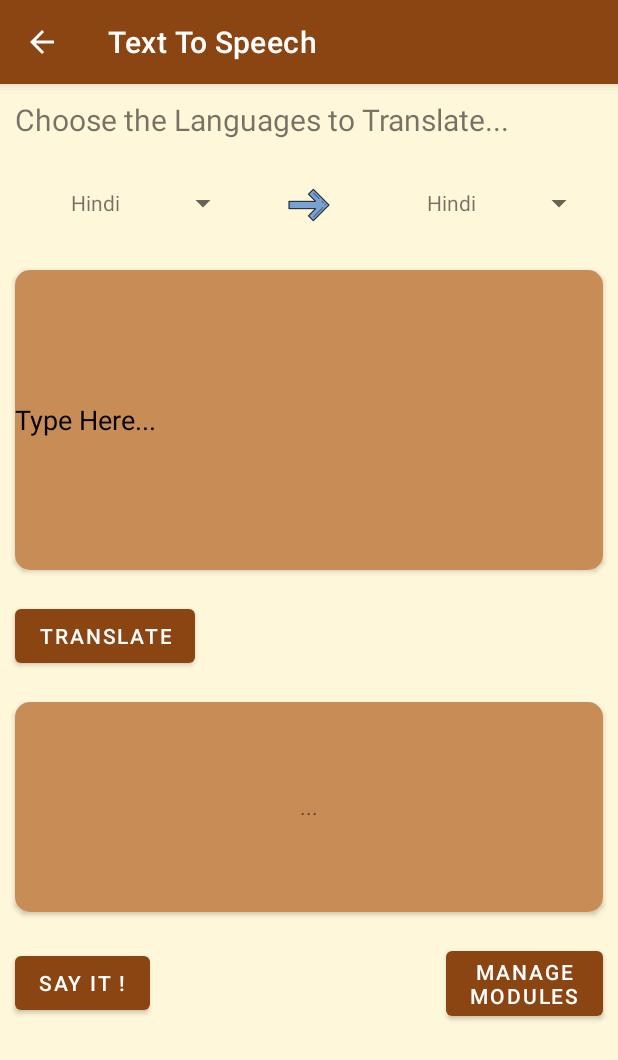
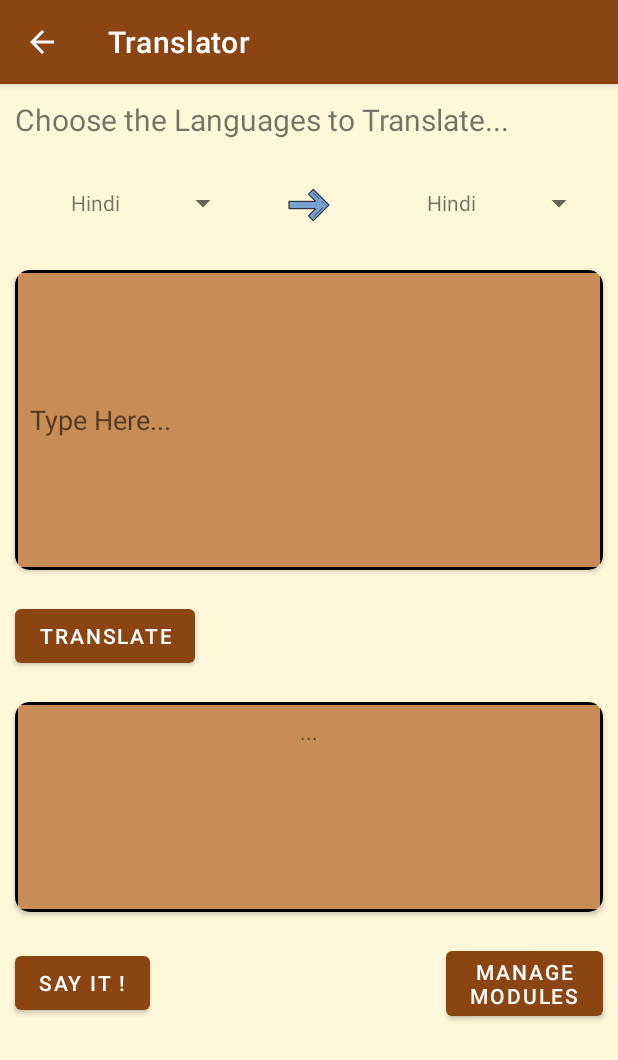
Before and after one commit to rajkamal2819/LanguagePad-Application, an Android app: the TranslatorAndVoiceGenerator screen opened directly, with no data from a screen before it, on a phone screen of 412 x 824 dp. Shown: the top 1060 px of the screen. Run offline under Robolectric (Android 15) with nearby library versions, the phone set to English and light mode, and no system bars; libraries missing offline, so code that uses them is left out: com.google.mlkit.common, com.google.mlkit.nl; 1 statement that could not run was skipped.

Commit message:
commit: Added some visual changes and added a splash screen Activity

```diff
--- a/app/src/main/java/com/example/miwokapp/Languages.java
+++ b/app/src/main/java/com/example/miwokapp/Languages.java
@@ -25,7 +25,7 @@ public class Languages extends AppCompatActivity {
         hindi.setOnClickListener(new View.OnClickListener() {
             @Override
             public void onClick(View v) {
-              Intent i = new Intent(Languages.this,HindiMainActiviy.class);
+              Intent i = new Intent(Languages.this, HindiMainActivity.class);
               startActivity(i);
             }
         });
@@ -57,7 +57,7 @@ public class Languages extends AppCompatActivity {
         hindi.setOnClickListener(new View.OnClickListener() {
             @Override
             public void onClick(View v) {
-              Intent i = new Intent(Languages.this,HindiMainActiviy.class);
+              Intent i = new Intent(Languages.this, HindiMainActivity.class);
               startActivity(i);
             }
         });
@@ -73,7 +73,7 @@ public class Languages extends AppCompatActivity {
         tts.setOnClickListener(new View.OnClickListener() {
             @Override
             public void onClick(View v) {
-              Intent i = new Intent(Languages.this, TextToVoiceGenerator.class);
+              Intent i = new Intent(Languages.this, TranslatorAndVoiceGenerator.class);
               startActivity(i);
             }
         });
--- a/app/src/main/java/com/example/miwokapp/TextToVoiceGenerator.java
+++ b/app/src/main/java/com/example/miwokapp/TranslatorAndVoiceGenerator.java
@@ -6,9 +6,7 @@ import androidx.appcompat.app.AppCompatActivity;
 import android.content.Intent;
 import android.os.Bundle;
 import android.speech.tts.TextToSpeech;
-import android.util.Log;
 import android.view.View;
-import android.widget.Adapter;
 import android.widget.AdapterView;
 import android.widget.ArrayAdapter;
 import android.widget.Button;
@@ -20,17 +18,14 @@ import android.widget.Toast;
 import com.google.android.gms.tasks.OnFailureListener;
 import com.google.android.gms.tasks.OnSuccessListener;
 import com.google.mlkit.common.model.DownloadConditions;
-import com.google.mlkit.common.model.RemoteModelManager;
-import com.google.mlkit.nl.translate.NaturalLanguageTranslateRegistrar;
 import com.google.mlkit.nl.translate.TranslateLanguage;
-import com.google.mlkit.nl.translate.TranslateRemoteModel;
 import com.google.mlkit.nl.translate.Translation;
 import com.google.mlkit.nl.translate.Translator;
 import com.google.mlkit.nl.translate.TranslatorOptions;
 
 import java.util.Locale;
 
-public class TextToVoiceGenerator extends AppCompatActivity {
+public class TranslatorAndVoiceGenerator extends AppCompatActivity {
 
     private EditText typeHereTxt;
     private TextToSpeech tts;
@@ -98,11 +93,11 @@ public class TextToVoiceGenerator extends AppCompatActivity {
             public void onClick(View v) {
                 translateTxtView.setText("");
                 if (typeHereTxt.getText().toString().isEmpty()) {
-                    Toast.makeText(TextToVoiceGenerator.this, "Please enter the text", Toast.LENGTH_SHORT).show();
+                    Toast.makeText(TranslatorAndVoiceGenerator.this, "Please enter the text", Toast.LENGTH_SHORT).show();
                 } else if (fromLanguageCode == "") {
-                    Toast.makeText(TextToVoiceGenerator.this, "Please select source Language", Toast.LENGTH_SHORT).show();
+                    Toast.makeText(TranslatorAndVoiceGenerator.this, "Please select source Language", Toast.LENGTH_SHORT).show();
                 } else if (toLanguageCode == ""){
-                    Toast.makeText(TextToVoiceGenerator.this, "Please select desired Language To Translate", Toast.LENGTH_SHORT).show();
+                    Toast.makeText(TranslatorAndVoiceGenerator.this, "Please select desired Language To Translate", Toast.LENGTH_SHORT).show();
                 } else {
                     getTranslatedText(fromLanguageCode, toLanguageCode, typeHereTxt.getText().toString());
                 }
@@ -146,7 +141,7 @@ public class TextToVoiceGenerator extends AppCompatActivity {
         moduleManage.setOnClickListener(new View.OnClickListener() {
             @Override
             public void onClick(View v) {
-                Intent i = new Intent(TextToVoiceGenerator.this,ManageTranslationModules.class);
+                Intent i = new Intent(TranslatorAndVoiceGenerator.this,ManageTranslationModules.class);
                 startActivity(i);
             }
         });
@@ -157,7 +152,7 @@ public class TextToVoiceGenerator extends AppCompatActivity {
 
     protected void getTranslatedText(String fromLanguageCode, String toLanguageCode, String text) {
 
-        translateTxtView.setText("Please Wait...");
+        translateTxtView.setText("Please Wait...\nDownloading Module");
         TranslatorOptions options = new TranslatorOptions.Builder().setSourceLanguage(fromLanguageCode)
                 .setTargetLanguage(toLanguageCode).build();
          translator = Translation.getClient(options);
@@ -176,14 +171,14 @@ public class TextToVoiceGenerator extends AppCompatActivity {
                 }).addOnFailureListener(new OnFailureListener() {
                     @Override
                     public void onFailure(@NonNull Exception e) {
-                        Toast.makeText(TextToVoiceGenerator.this, "Failed to Translate: " + e.getMessage(), Toast.LENGTH_SHORT).show();
+                        Toast.makeText(TranslatorAndVoiceGenerator.this, "Failed to Translate: " + e.getMessage(), Toast.LENGTH_SHORT).show();
                     }
                 });
             }
         }).addOnFailureListener(new OnFailureListener() {
             @Override
             public void onFailure(@NonNull Exception e) {
-                Toast.makeText(TextToVoiceGenerator.this, "Failed to Translate\nmay be Internet Issues: " + e.getMessage(), Toast.LENGTH_SHORT).show();
+                Toast.makeText(TranslatorAndVoiceGenerator.this, "Failed to Translate\nmay be Internet Issues: " + e.getMessage(), Toast.LENGTH_SHORT).show();
             }
         });
 
--- a/app/src/main/res/drawable/edit_text_corners.xml
+++ b/app/src/main/res/drawable/edit_text_corners.xml
@@ -1,11 +1,13 @@
 <?xml version="1.0" encoding="utf-8"?>
 <selector xmlns:android="http://schemas.android.com/apk/res/android">
-
-    <shape xmlns:android="http://schemas.android.com/apk/res/android" android:shape="rectangle" >
-        <solid android:color="#C88C56" />
-        <stroke android:width="1dip"
-            android:color="#f1efec"/>
-        <corners android:radius="20dip"/>
-    </shape>
-
+    <item>
+        <layer-list>
+            <item>
+                <shape>
+                    <solid android:color="#C88C56"/>
+                    <stroke android:width="2dp" android:color="@android:color/black" />
+                </shape>
+            </item>
+        </layer-list>
+    </item>
 </selector>
--- a/app/src/main/res/layout/activity_german_main.xml
+++ b/app/src/main/res/layout/activity_german_main.xml
@@ -5,7 +5,7 @@
     android:layout_width="match_parent"
     android:layout_height="match_parent"
     android:background="@color/tan_background"
-    tools:context=".HindiMainActiviy">
+    tools:context=".HindiMainActivity">
 
     <TextView
         android:id="@+id/lets_learn_txt"
--- a/app/src/main/res/layout/activity_hindi_main.xml
+++ b/app/src/main/res/layout/activity_hindi_main.xml
@@ -5,7 +5,7 @@
     android:layout_width="match_parent"
     android:layout_height="match_parent"
     android:background="@color/tan_background"
-    tools:context=".HindiMainActiviy">
+    tools:context=".HindiMainActivity">
 
     <TextView
         android:id="@+id/lets_learn_txt"
--- a/app/src/main/res/layout/activity_russian_main.xml
+++ b/app/src/main/res/layout/activity_russian_main.xml
@@ -5,7 +5,7 @@
     android:layout_width="match_parent"
     android:layout_height="match_parent"
     android:background="@color/tan_background"
-    tools:context=".HindiMainActiviy">
+    tools:context=".HindiMainActivity">
 
     <TextView
         android:id="@+id/lets_learn_txt"
--- a/app/src/main/res/layout/activity_spanish_main.xml
+++ b/app/src/main/res/layout/activity_spanish_main.xml
@@ -5,7 +5,7 @@
     android:layout_width="match_parent"
     android:layout_height="match_parent"
     android:background="@color/tan_background"
-    tools:context=".HindiMainActiviy">
+    tools:context=".HindiMainActivity">
 
     <TextView
         android:id="@+id/lets_learn_txt"
--- a/app/src/main/res/layout/activity_text_to_voice_generator.xml
+++ b/app/src/main/res/layout/activity_text_to_voice_generator.xml
@@ -5,7 +5,7 @@
     android:layout_width="match_parent"
     android:layout_height="match_parent"
     android:orientation="vertical"
-    tools:context=".TextToVoiceGenerator"
+    tools:context=".TranslatorAndVoiceGenerator"
     android:background="@color/tan_background">
 
     <TextView
@@ -51,16 +51,15 @@
          android:layout_width="match_parent"
          android:layout_height="200dp"
          android:layout_margin="10dp"
-         android:background="@drawable/edit_text_corners"
          app:cardElevation="2dp"
          app:cardCornerRadius="10dp">
     <EditText
+        android:background = "@drawable/edit_text_corners"
         android:id="@+id/TypeHereTxt"
         android:layout_width="match_parent"
         android:layout_height="match_parent"
-        android:background="#C88C56"
-        android:hint="Type Here..."
-        android:textColorHint="@color/black" />
+        android:padding="10dp"
+        android:hint="Type Here..." />
      </androidx.cardview.widget.CardView>
 
     <Button
@@ -74,16 +73,22 @@
         android:layout_width="match_parent"
         android:layout_height="140dp"
         android:layout_margin="10dp"
-        android:background="@drawable/edit_text_corners"
         app:cardElevation="2dp"
         app:cardCornerRadius="10dp">
+
+        <ScrollView
+            android:layout_width="match_parent"
+            android:background="@drawable/edit_text_corners"
+            android:layout_height="match_parent">
     <TextView
         android:id="@+id/translation_textView"
         android:layout_width="match_parent"
         android:layout_height="match_parent"
         android:gravity="center"
-        android:text="Translation"
-        android:background="#C88C56"/>
+        android:padding="10dp"
+        android:text="Translation" />
+
+        </ScrollView>
     </androidx.cardview.widget.CardView>
 
     <RelativeLayout
--- a/app/src/main/res/layout/miwok_activity_main.xml
+++ b/app/src/main/res/layout/miwok_activity_main.xml
@@ -5,7 +5,7 @@
     android:layout_width="match_parent"
     android:layout_height="match_parent"
     android:background="@color/tan_background"
-    tools:context=".HindiMainActiviy">
+    tools:context=".HindiMainActivity">
 
     <TextView
         android:id="@+id/lets_learn_txt"
--- a/app/src/main/res/values/styles.xml
+++ b/app/src/main/res/values/styles.xml
@@ -6,6 +6,10 @@
         <item name="colorPrimaryDark">@color/primary_dark_color</item>
     </style>
     <style name="mainPage" parent="Theme.AppCompat.Light.NoActionBar">
+        <item name="colorPrimaryDark">#0000cd</item>
+    </style>
+
+    <style name="splash_screen" parent="Theme.AppCompat.Light.NoActionBar">
         <item name="colorPrimaryDark">#0000cd</item>
     </style>
 
```
Also changed, not shown: app/src/main/AndroidManifest.xml (+42 -28 lines), app/src/main/java/com/example/miwokapp/FlashScreen.java (added, +26 -0 lines), app/src/main/java/com/example/miwokapp/HindiMainActivity.java (renamed from app/src/main/java/com/example/miwokapp/HindiMainActiviy.java, +5 -5 lines), app/src/main/java/com/example/miwokapp/ManageTranslationModules.java (+16 -18 lines), app/src/main/res/layout/activity_flash_screen.xml (added, +29 -0 lines), app/src/main/res/values/strings.xml (+11 -0 lines), app/src/main/res/drawable/splash_background.png (added).
